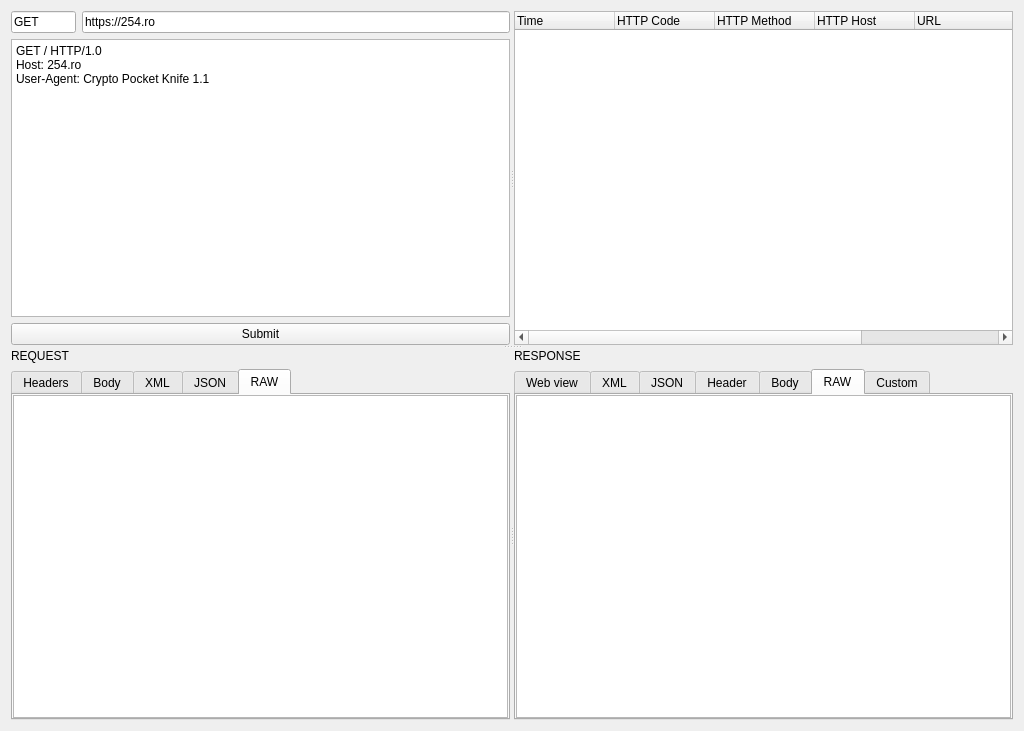
caffedrine/CryptoPocketKnife, file ui/Web/UiHttpWebRequests.ui: the form before one commit.
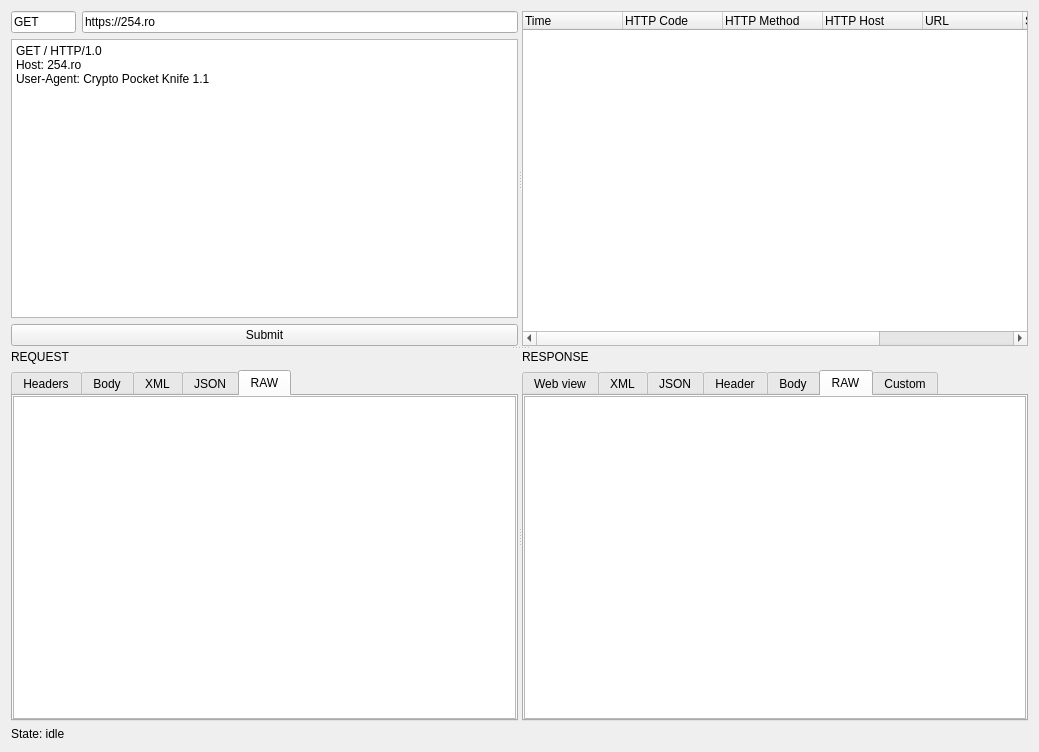
The form after the commit.

The edit to the form file:
```diff
--- a/ui/Web/UiHttpWebRequests.ui
+++ b/ui/Web/UiHttpWebRequests.ui
@@ -6,8 +6,8 @@
    <rect>
     <x>0</x>
     <y>0</y>
-    <width>1024</width>
-    <height>731</height>
+    <width>1039</width>
+    <height>752</height>
    </rect>
   </property>
   <property name="windowTitle">
@@ -473,6 +473,13 @@
      </widget>
     </widget>
    </item>
+   <item row="1" column="0">
+    <widget class="QLabel" name="label_State">
+     <property name="text">
+      <string>State: idle</string>
+     </property>
+    </widget>
+   </item>
   </layout>
  </widget>
  <resources/>
```
